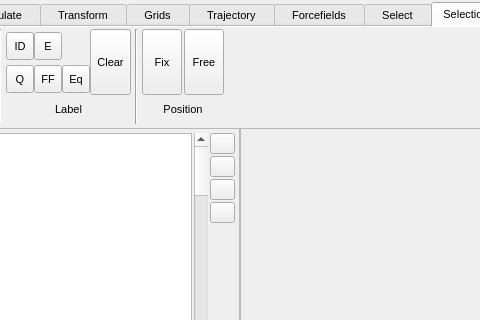
Old version of the form src/gui/mainwindow.ui in the repository trisyoungs/aten; both pictures show x 221 to 701 and y 0 to 320 of the 1147 by 716 pixel window.
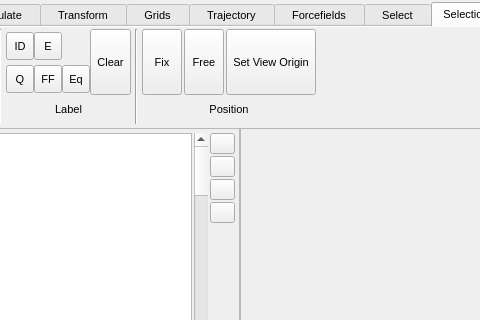
New version of the form. The open tabs and pages were chosen to show the change. Icons and pictures are not drawn. Custom widgets are drawn as their Qt base class.

Commit message: Added Set View Origin button (to Selection panel) and to atom context menu, allowing view origin (Vec3<double> stored in Model) to be set from current atom selection (shortcut is the hash key).

Diff of the .ui file:
```diff
--- a/src/gui/mainwindow.ui
+++ b/src/gui/mainwindow.ui
@@ -9887,6 +9887,60 @@
                </property>
               </widget>
              </item>
+             <item>
+              <widget class="TMenuButton" name="SelectionPositionSetViewOriginButton">
+               <property name="sizePolicy">
+                <sizepolicy hsizetype="Minimum" vsizetype="Fixed">
+                 <horstretch>0</horstretch>
+                 <verstretch>0</verstretch>
+                </sizepolicy>
+               </property>
+               <property name="minimumSize">
+                <size>
+                 <width>40</width>
+                 <height>66</height>
+                </size>
+               </property>
+               <property name="maximumSize">
+                <size>
+                 <width>128</width>
+                 <height>66</height>
+                </size>
+               </property>
+               <property name="font">
+                <font>
+                 <pointsize>8</pointsize>
+                </font>
+               </property>
+               <property name="toolTip">
+                <string>Free the positions of all atoms in the current selection</string>
+               </property>
+               <property name="text">
+                <string>Set View Origin</string>
+               </property>
+               <property name="iconSize">
+                <size>
+                 <width>30</width>
+                 <height>30</height>
+                </size>
+               </property>
+               <property name="checkable">
+                <bool>false</bool>
+               </property>
+               <property name="checked">
+                <bool>false</bool>
+               </property>
+               <property name="autoExclusive">
+                <bool>false</bool>
+               </property>
+               <property name="toolButtonStyle">
+                <enum>Qt::ToolButtonTextUnderIcon</enum>
+               </property>
+               <property name="autoRaise">
+                <bool>false</bool>
+               </property>
+              </widget>
+             </item>
             </layout>
            </widget>
           </item>
```
The commit also changes 9 other files.
